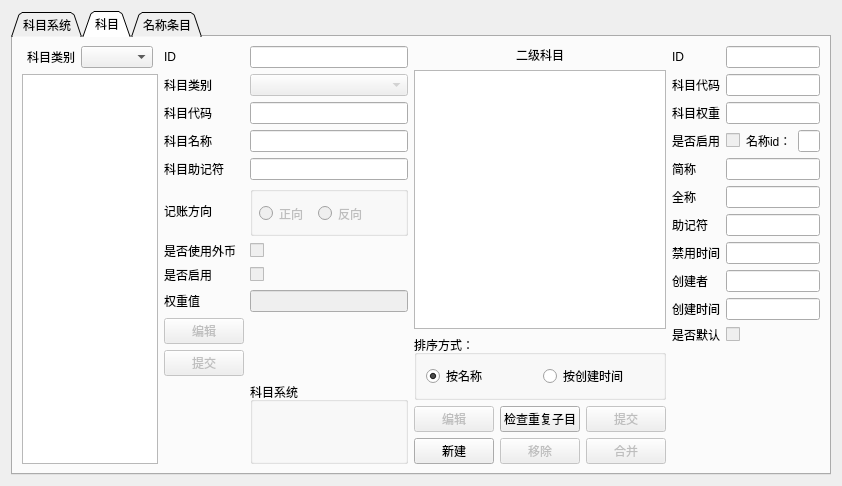
Qt form forms/apcsubject.ui (wangkungit5905/PzAssistant) before a commit.
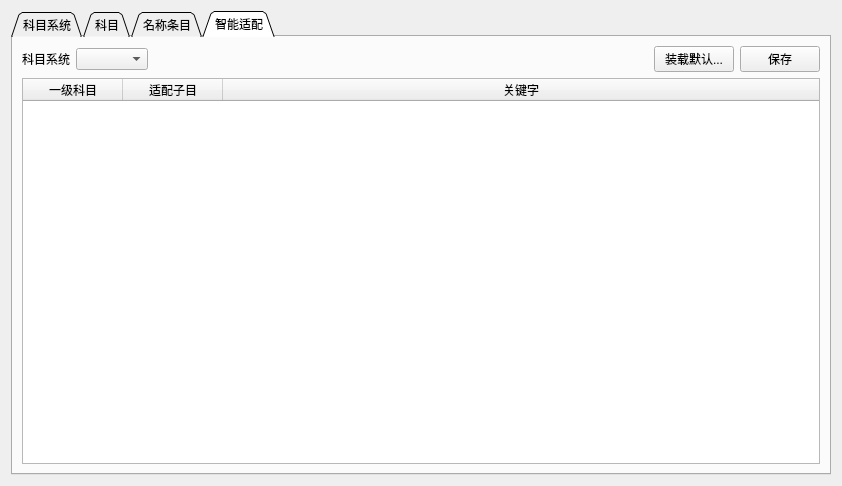
The same form after that commit.

Commit message:
新增子目自动适配功能
1、应收应付的子目自动适配，根据摘要栏中提取出的客户名，自动查找对应的子目并原先设置
2、包含型的子目自动适配，即依据设置的关键字，如果摘要栏中包含了关键字，则自动适配合适的子目

Diff of the .ui file:
```diff
--- a/forms/apcsubject.ui
+++ b/forms/apcsubject.ui
@@ -23,7 +23,7 @@
       <enum>QTabWidget::Triangular</enum>
      </property>
      <property name="currentIndex">
-      <number>1</number>
+      <number>3</number>
      </property>
      <property name="documentMode">
       <bool>false</bool>
@@ -1048,6 +1048,85 @@
        </item>
       </layout>
      </widget>
+     <widget class="QWidget" name="tab">
+      <attribute name="title">
+       <string>智能适配</string>
+      </attribute>
+      <layout class="QVBoxLayout" name="verticalLayout_9">
+       <item>
+        <layout class="QHBoxLayout" name="horizontalLayout_12">
+         <item>
+          <widget class="QLabel" name="label_37">
+           <property name="text">
+            <string>科目系统</string>
+           </property>
+          </widget>
+         </item>
+         <item>
+          <widget class="QComboBox" name="cmbSubSys"/>
+         </item>
+         <item>
+          <spacer name="horizontalSpacer_5">
+           <property name="orientation">
+            <enum>Qt::Horizontal</enum>
+           </property>
+           <property name="sizeHint" stdset="0">
+            <size>
+             <width>40</width>
+             <height>20</height>
+            </size>
+           </property>
+          </spacer>
+         </item>
+         <item>
+          <widget class="QPushButton" name="btnLoadDefs">
+           <property name="text">
+            <string>装载默认...</string>
+           </property>
+          </widget>
+         </item>
+         <item>
+          <widget class="QPushButton" name="btnSaveSmart">
+           <property name="text">
+            <string>保存</string>
+           </property>
+          </widget>
+         </item>
+        </layout>
+       </item>
+       <item>
+        <widget class="QTableWidget" name="twSmarts">
+         <property name="contextMenuPolicy">
+          <enum>Qt::CustomContextMenu</enum>
+         </property>
+         <property name="editTriggers">
+          <set>QAbstractItemView::NoEditTriggers</set>
+         </property>
+         <property name="selectionBehavior">
+          <enum>QAbstractItemView::SelectRows</enum>
+         </property>
+         <attribute name="horizontalHeaderStretchLastSection">
+          <bool>true</bool>
+         </attribute>
+         <column>
+          <property name="text">
+           <string>一级科目</string>
+          </property>
+         </column>
+         <column>
+          <property name="text">
+           <string>适配子目</string>
+          </property>
+         </column>
+         <column>
+          <property name="text">
+           <string>关键字</string>
+          </property>
+         </column>
+        </widget>
+       </item>
+      </layout>
+     </widget>
     </widget>
    </item>
   </layout>
```
Left out of the diff: 24 changed lines with no effect on the pictures. The commit also changes 14 other files.
